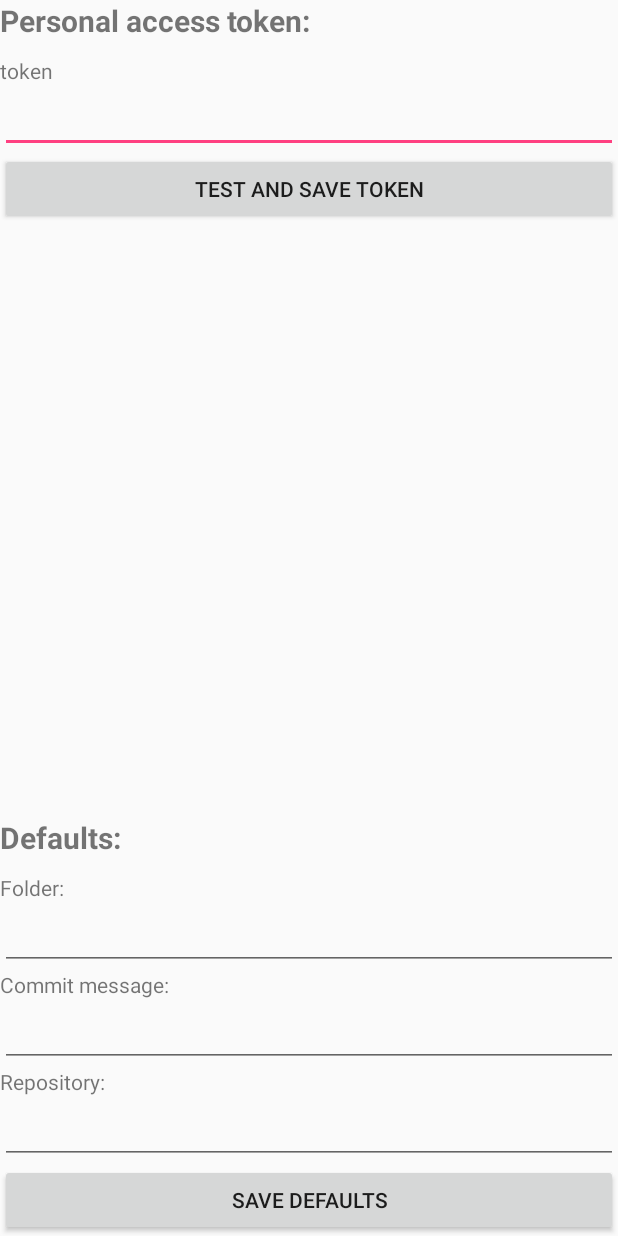
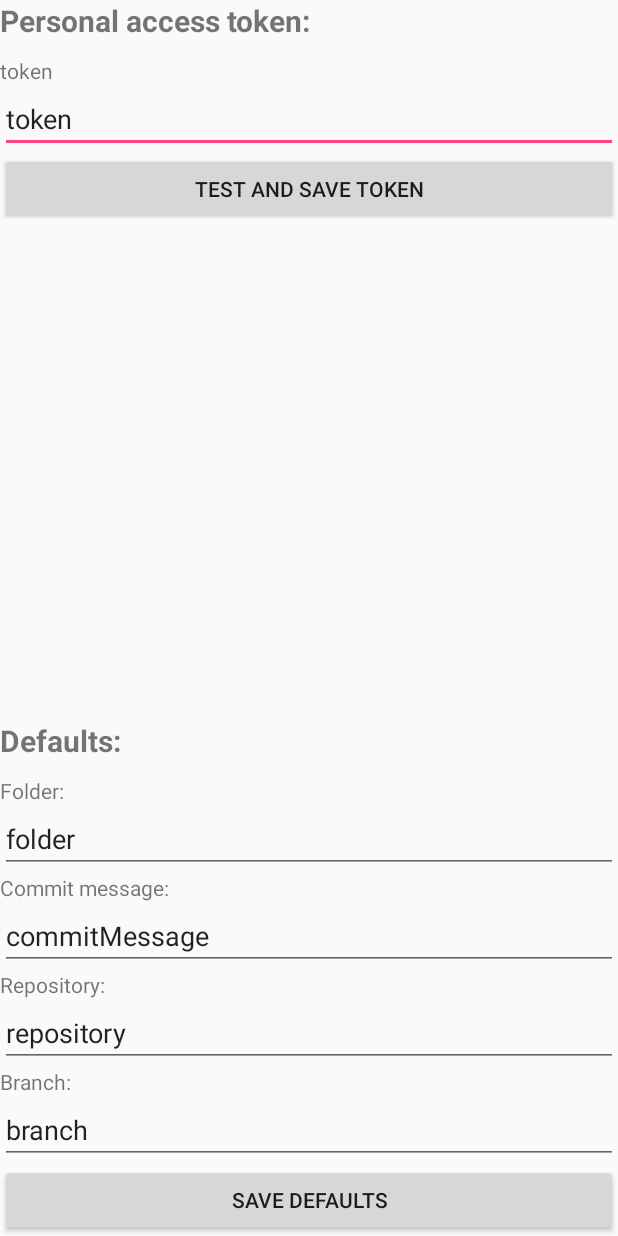
Before and after one commit to tholok97/github_sketch_uploader, an Android app: the screen it shows after launch (PreferencesActivity), on a phone screen of 412 x 824 dp. Run offline under Robolectric (Android 15) with nearby library versions, the phone set to English and light mode, and no system bars.

Commit message:
#11 - implemented basic loading and storing of fields in preferences

```diff
--- a/app/src/main/java/com/example/tholok/github_sketch_uploader/PreferencesActivity.java
+++ b/app/src/main/java/com/example/tholok/github_sketch_uploader/PreferencesActivity.java
@@ -1,13 +1,114 @@
 package com.example.tholok.github_sketch_uploader;
 
+import android.content.SharedPreferences;
+import android.preference.PreferenceManager;
 import android.support.v7.app.AppCompatActivity;
 import android.os.Bundle;
+import android.util.Log;
+import android.view.View;
+import android.widget.EditText;
+import android.widget.Toast;
 
 public class PreferencesActivity extends AppCompatActivity {
+
+    private static String LOG_TAG = "PreferencesActivity";
+
+    private EditText etToken;
+    private EditText etFolder;
+    private EditText etCommitMessage;
+    private EditText etRepository;
+    private EditText etBranch;
+
+    private static String PREFS_TOKEN           = "token";
+    private static String PREFS_FOLDER          = "folder";
+    private static String PREFS_COMMIT_MESSAGE  = "commit_message";
+    private static String PREFS_REPOSITORY      = "repository";
+    private static String PREFS_BRANCH          = "branch";
+
+    private SharedPreferences prefs;
 
     @Override
     protected void onCreate(Bundle savedInstanceState) {
         super.onCreate(savedInstanceState);
         setContentView(R.layout.activity_preferences);
+
+        // store fields in private properties
+        etToken         = (EditText) findViewById(R.id.et_token);
+        etFolder        = (EditText) findViewById(R.id.et_folder);
+        etCommitMessage = (EditText) findViewById(R.id.et_commitmessage);
+        etRepository    = (EditText) findViewById(R.id.et_repository);
+        etBranch        = (EditText) findViewById(R.id.et_branch);
+
+        // prepare prefs
+        prefs = PreferenceManager.getDefaultSharedPreferences(this);
+
+        loadFieldsFromPreferences();
+    }
+
+    void onButtonClick(View view) {
+
+        switch (view.getId()) {
+
+            case R.id.b_savedefaults:
+                saveDefaultsFromFields();
+                break;
+
+            case R.id.b_testandsave:
+                testAndSaveTokenFromField();
+                break;
+
+            default:
+                Log.d(LOG_TAG, "unknown button clicked: " + view.getId());
+                break;
+
+        }
+    }
+
+    /**
+     * Fill fields with values stored in preferences
+     */
+    void loadFieldsFromPreferences() {
+
+        etToken.setText(prefs.getString(PREFS_TOKEN,                    "token"));
+        etFolder.setText(prefs.getString(PREFS_FOLDER,                  "folder"));
+        etCommitMessage.setText(prefs.getString(PREFS_COMMIT_MESSAGE,   "commitMessage"));
+        etRepository.setText(prefs.getString(PREFS_REPOSITORY,          "repository"));
+        etBranch.setText(prefs.getString(PREFS_BRANCH,                  "branch"));
+    }
+
+    /**
+     * test the inputted token and store it if it checks out
+     * TODO: set defaults based on inputted token? Repository, branch, (username, email,) ++?
+     */
+    void testAndSaveTokenFromField() {
+
+        // get editor
+        SharedPreferences.Editor prefsEditor = prefs.edit();
+
+        // store from fields
+        prefsEditor.putString(PREFS_TOKEN, etToken.getText().toString());
+
+        prefsEditor.apply();
+
+        Toast.makeText(this, "Token saved! (wasn't tested...)", Toast.LENGTH_SHORT).show();
+    }
+
+    /**
+     * save defaults in preferences based on input in fields
+     */
+    void saveDefaultsFromFields() {
+
+        // get editor
+        SharedPreferences.Editor prefsEditor = prefs.edit();
+
+        // store from fields
+        prefsEditor.putString(PREFS_FOLDER, etFolder.getText().toString());
+        prefsEditor.putString(PREFS_COMMIT_MESSAGE, etCommitMessage.getText().toString());
+        prefsEditor.putString(PREFS_REPOSITORY, etRepository.getText().toString());
+        prefsEditor.putString(PREFS_BRANCH, etBranch.getText().toString());
+
+        prefsEditor.apply();
+
+        Toast.makeText(this, "Defaults saved!", Toast.LENGTH_SHORT).show();
     }
 }
--- a/app/src/main/res/layout/activity_preferences.xml
+++ b/app/src/main/res/layout/activity_preferences.xml
@@ -24,11 +24,14 @@
 
     <!-- user access token input -->
     <EditText
+        android:id="@+id/et_token"
         android:layout_width="match_parent"
         android:layout_height="wrap_content" />
 
     <!-- enter and test -->
     <Button
+        android:onClick="onButtonClick"
+        android:id="@+id/b_testandsave"
         android:text="test and save token"
         android:layout_width="match_parent"
         android:layout_height="wrap_content" />
@@ -57,6 +60,7 @@
         android:layout_height="wrap_content" />
 
     <EditText
+        android:id="@+id/et_folder"
         android:layout_width="match_parent"
         android:layout_height="wrap_content" />
 
@@ -67,6 +71,7 @@
         android:layout_height="wrap_content" />
 
     <EditText
+        android:id="@+id/et_commitmessage"
         android:layout_width="match_parent"
         android:layout_height="wrap_content" />
 
@@ -77,6 +82,18 @@
         android:layout_height="wrap_content" />
 
     <EditText
+        android:id="@+id/et_repository"
+        android:layout_width="match_parent"
+        android:layout_height="wrap_content" />
+
+    <!-- repository -->
+    <TextView
+        android:text="Branch:"
+        android:layout_width="match_parent"
+        android:layout_height="wrap_content" />
+
+    <EditText
+        android:id="@+id/et_branch"
         android:layout_width="match_parent"
         android:layout_height="wrap_content" />
 
@@ -85,6 +102,8 @@
 
     <!-- save defaults -->
     <Button
+        android:id="@+id/b_savedefaults"
+        android:onClick="onButtonClick"
         android:text="save defaults"
         android:layout_width="match_parent"
         android:layout_height="wrap_content" />
```
